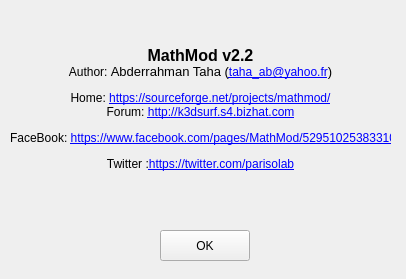
Old version of the form ui_forms/about.ui in the repository parisolab/mathmod.
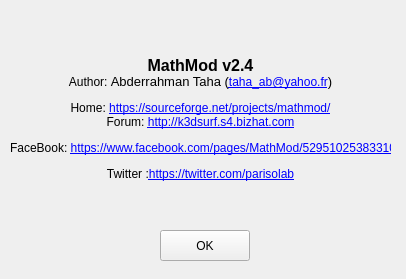
New version of the form.

Commit message: Turbulence support MathMod - https://sourceforge.net/p/mathmod/tickets/50

```diff
--- a/ui_forms/about.ui
+++ b/ui_forms/about.ui
@@ -17,7 +17,7 @@
    <property name="geometry">
     <rect>
      <x>10</x>
-     <y>10</y>
+     <y>20</y>
      <width>381</width>
      <height>211</height>
     </rect>
@@ -26,7 +26,7 @@
     <font/>
    </property>
    <property name="text">
-    <string>&lt;html&gt;&lt;head/&gt;&lt;body&gt;&lt;p align=&quot;center&quot;&gt;&lt;span style=&quot; font-size:12pt; font-weight:600;&quot;&gt;MathMod v2.2&lt;/span&gt;&lt;br/&gt;Author: &lt;span style=&quot; font-size:10pt;&quot;&gt;Abderrahman Taha (&lt;/span&gt;&lt;a href=&quot;taha_ab@yahoo.fr&quot;&gt;&lt;span style=&quot; text-decoration: underline; color:#0000ff;&quot;&gt;taha_ab@yahoo.fr&lt;/span&gt;&lt;/a&gt;&lt;span style=&quot; font-size:10pt;&quot;&gt;)&lt;/span&gt;&lt;/p&gt;&lt;p align=&quot;center&quot;&gt;Home: &lt;a href=&quot;https://sourceforge.net/projects/mathmod/&quot;&gt;&lt;span style=&quot; text-decoration: underline; color:#0000ff;&quot;&gt;https://sourceforge.net/projects/mathmod/&lt;/span&gt;&lt;/a&gt;&lt;br/&gt;Forum: &lt;a href=&quot;http://k3dsurf.s4.bizhat.com&quot;&gt;&lt;span style=&quot; text-decoration: underline; color:#0000ff;&quot;&gt;http://k3dsurf.s4.bizhat.com&lt;/span&gt;&lt;/a&gt;&lt;/p&gt;&lt;p align=&quot;center&quot;&gt;FaceBook: &lt;a href=&quot;https://www.facebook.com/pages/MathMod/529510253833102&quot;&gt;&lt;span style=&quot; text-decoration: underline; color:#0000ff;&quot;&gt;https://www.facebook.com/pages/MathMod/529510253833102&lt;/span&gt;&lt;/a&gt;&lt;/p&gt;&lt;p align=&quot;center&quot;&gt;Twitter :&lt;a href=&quot;https://twitter.com/parisolab&quot;&gt;&lt;span style=&quot; text-decoration: underline; color:#0000ff;&quot;&gt;https://twitter.com/parisolab&lt;/span&gt;&lt;/a&gt;&lt;br/&gt;&lt;/p&gt;&lt;/body&gt;&lt;/html&gt;</string>
+    <string>&lt;html&gt;&lt;head/&gt;&lt;body&gt;&lt;p align=&quot;center&quot;&gt;&lt;span style=&quot; font-size:12pt; font-weight:600;&quot;&gt;MathMod v2.4&lt;/span&gt;&lt;br/&gt;Author: &lt;span style=&quot; font-size:10pt;&quot;&gt;Abderrahman Taha (&lt;/span&gt;&lt;a href=&quot;taha_ab@yahoo.fr&quot;&gt;&lt;span style=&quot; text-decoration: underline; color:#0000ff;&quot;&gt;taha_ab@yahoo.fr&lt;/span&gt;&lt;/a&gt;&lt;span style=&quot; font-size:10pt;&quot;&gt;)&lt;/span&gt;&lt;/p&gt;&lt;p align=&quot;center&quot;&gt;Home: &lt;a href=&quot;https://sourceforge.net/projects/mathmod/&quot;&gt;&lt;span style=&quot; text-decoration: underline; color:#0000ff;&quot;&gt;https://sourceforge.net/projects/mathmod/&lt;/span&gt;&lt;/a&gt;&lt;br/&gt;Forum: &lt;a href=&quot;http://k3dsurf.s4.bizhat.com&quot;&gt;&lt;span style=&quot; text-decoration: underline; color:#0000ff;&quot;&gt;http://k3dsurf.s4.bizhat.com&lt;/span&gt;&lt;/a&gt;&lt;/p&gt;&lt;p align=&quot;center&quot;&gt;FaceBook: &lt;a href=&quot;https://www.facebook.com/pages/MathMod/529510253833102&quot;&gt;&lt;span style=&quot; text-decoration: underline; color:#0000ff;&quot;&gt;https://www.facebook.com/pages/MathMod/529510253833102&lt;/span&gt;&lt;/a&gt;&lt;/p&gt;&lt;p align=&quot;center&quot;&gt;Twitter :&lt;a href=&quot;https://twitter.com/parisolab&quot;&gt;&lt;span style=&quot; text-decoration: underline; color:#0000ff;&quot;&gt;https://twitter.com/parisolab&lt;/span&gt;&lt;/a&gt;&lt;br/&gt;&lt;/p&gt;&lt;/body&gt;&lt;/html&gt;</string>
    </property>
    <property name="wordWrap">
     <bool>false</bool>
```
The commit also changes 38 other files.
